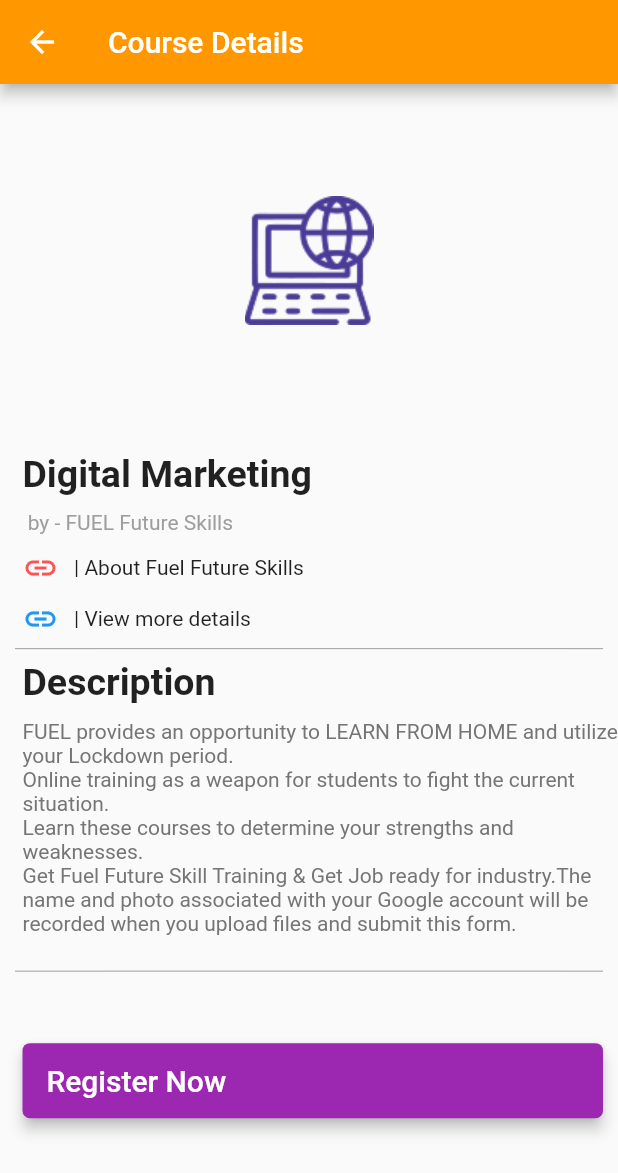
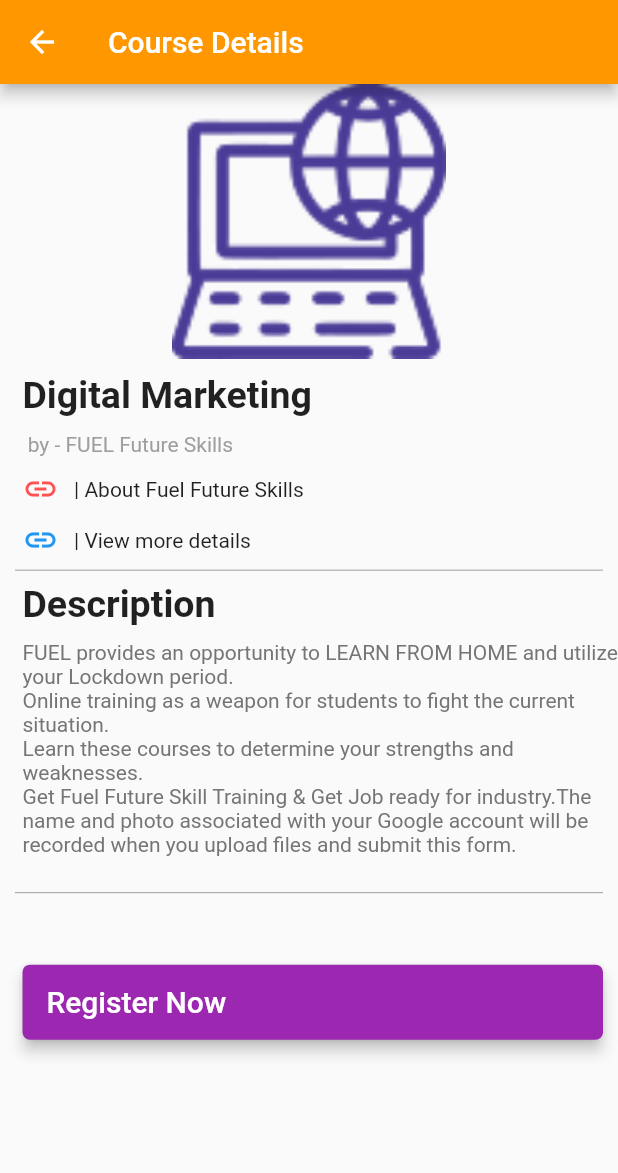
Before and after one commit to aparajitj/flutter_app2, a Flutter app: the courseDetails screen opened directly, on a phone screen of 412 x 824 dp. Shown: the top 1173 px of the screen. Run offline on Flutter 3.47's test engine with Material 2 defaults, Android fonts, the phone set to English and light mode, and no system bars; our stand-ins replace email_validator, fluttertoast, shared_preferences; missing offline and left inert: dart:ffi, passwordfield; accounts and stored records are empty.

```diff
--- a/lib/main.dart
+++ b/lib/main.dart
@@ -43,7 +43,7 @@ class MyApp extends StatelessWidget {
 
         primarySwatch: Colors.blue,
       ),
-      home: MyAppa(),
+      home: courseDetails(),
     );
   }
 }
--- a/lib/ui/app_layout/courseDetails.dart
+++ b/lib/ui/app_layout/courseDetails.dart
@@ -19,17 +19,14 @@ class courseDetails extends StatelessWidget {
     ),
       body: Column(
         children: <Widget>[
-          Column(
-            children: <Widget>[
-              Image.asset(
-                  'assets/images/course.png',
-                  width: MediaQuery.of(context).size.height/3.5,
-                  height: MediaQuery.of(context).size.height/3.5,
+          Image.asset(
+              'assets/images/course.png',
+              width: MediaQuery.of(context).size.height/4.5,
+              height: MediaQuery.of(context).size.height/4.5,
+            fit: BoxFit.fill,
 
 
 
-              ),
-            ],
           ),
           Column(crossAxisAlignment: CrossAxisAlignment.stretch,
             children: <Widget>[
```
